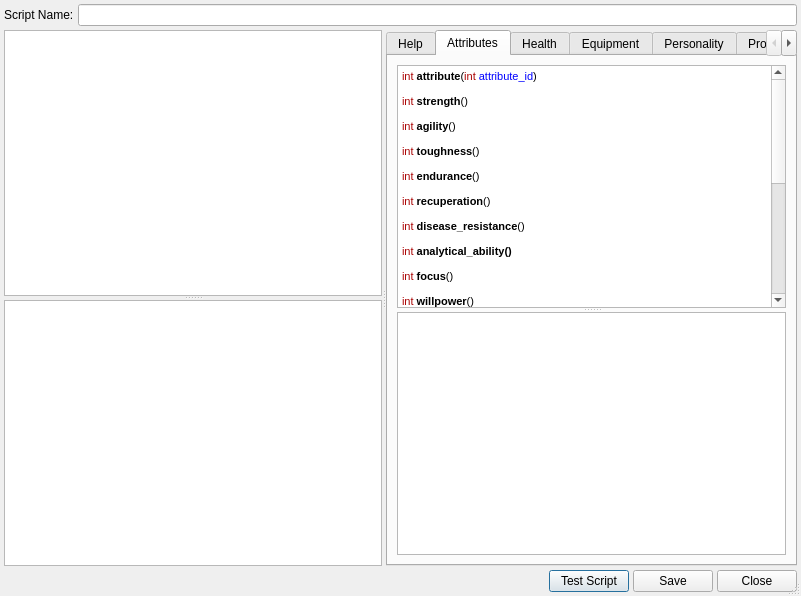
Dwarf-Therapist/Dwarf-Therapist, file ui/scriptdialog.ui: the form before one commit.
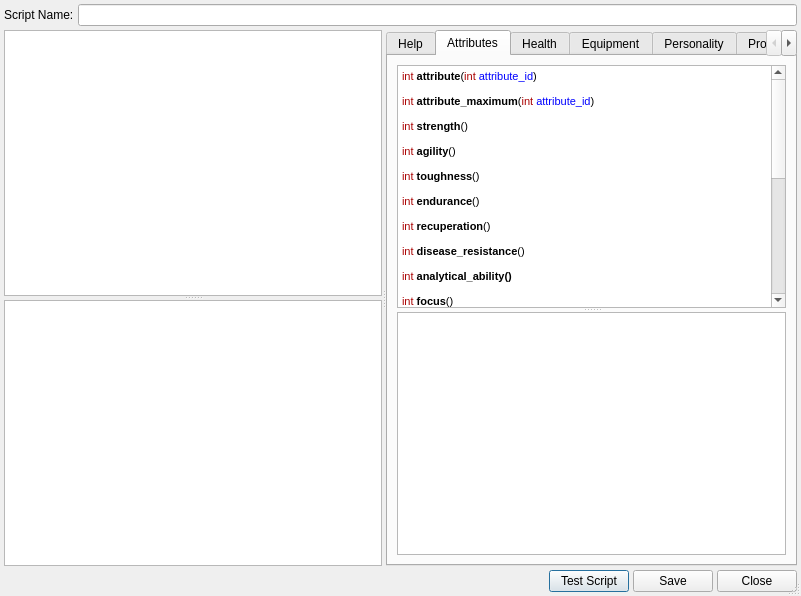
The form after the commit. The open tabs and pages were chosen to show the change. Icons and pictures are not drawn.

Commit message:
update some thoughts, add attribute_maximum..
to the script info

What changed in the file:
```diff
--- a/ui/scriptdialog.ui
+++ b/ui/scriptdialog.ui
@@ -225,6 +225,7 @@
 p, li { white-space: pre-wrap; }
 &lt;/style&gt;&lt;/head&gt;&lt;body style=&quot; font-family:'MS Shell Dlg 2'; font-size:8.25pt; font-weight:400; font-style:normal;&quot;&gt;
 &lt;p style=&quot; margin-top:12px; margin-bottom:12px; margin-left:0px; margin-right:0px; -qt-block-indent:0; text-indent:0px;&quot;&gt;&lt;span style=&quot; font-size:8pt; color:#aa0000;&quot;&gt;int &lt;/span&gt;&lt;span style=&quot; font-size:8pt; font-weight:600;&quot;&gt;attribute&lt;/span&gt;&lt;span style=&quot; font-size:8pt;&quot;&gt;(&lt;/span&gt;&lt;span style=&quot; font-size:8pt; color:#aa0000;&quot;&gt;int &lt;/span&gt;&lt;span style=&quot; font-size:8pt; color:#0000ff;&quot;&gt;attribute_id&lt;/span&gt;&lt;span style=&quot; font-size:8pt;&quot;&gt;)&lt;/span&gt;&lt;/p&gt;
+&lt;p style=&quot; margin-top:12px; margin-bottom:12px; margin-left:0px; margin-right:0px; -qt-block-indent:0; text-indent:0px;&quot;&gt;&lt;span style=&quot; font-size:8pt; color:#aa0000;&quot;&gt;int &lt;/span&gt;&lt;span style=&quot; font-size:8pt; font-weight:600;&quot;&gt;attribute_maximum&lt;/span&gt;&lt;span style=&quot; font-size:8pt;&quot;&gt;(&lt;/span&gt;&lt;span style=&quot; font-size:8pt; color:#aa0000;&quot;&gt;int &lt;/span&gt;&lt;span style=&quot; font-size:8pt; color:#0000ff;&quot;&gt;attribute_id&lt;/span&gt;&lt;span style=&quot; font-size:8pt;&quot;&gt;)&lt;/span&gt;&lt;/p&gt;
 &lt;p style=&quot; margin-top:12px; margin-bottom:12px; margin-left:0px; margin-right:0px; -qt-block-indent:0; text-indent:0px;&quot;&gt;&lt;span style=&quot; font-size:8pt; color:#aa0000;&quot;&gt;int &lt;/span&gt;&lt;span style=&quot; font-size:8pt; font-weight:600;&quot;&gt;strength&lt;/span&gt;&lt;span style=&quot; font-size:8pt;&quot;&gt;()&lt;/span&gt;&lt;/p&gt;
 &lt;p style=&quot; margin-top:12px; margin-bottom:12px; margin-left:0px; margin-right:0px; -qt-block-indent:0; text-indent:0px;&quot;&gt;&lt;span style=&quot; font-size:8pt; color:#aa0000;&quot;&gt;int &lt;/span&gt;&lt;span style=&quot; font-size:8pt; font-weight:600;&quot;&gt;agility&lt;/span&gt;&lt;span style=&quot; font-size:8pt;&quot;&gt;()&lt;/span&gt;&lt;/p&gt;
 &lt;p style=&quot; margin-top:12px; margin-bottom:12px; margin-left:0px; margin-right:0px; -qt-block-indent:0; text-indent:0px;&quot;&gt;&lt;span style=&quot; font-size:8pt; color:#aa0000;&quot;&gt;int &lt;/span&gt;&lt;span style=&quot; font-size:8pt; font-weight:600;&quot;&gt;toughness&lt;/span&gt;&lt;span style=&quot; font-size:8pt;&quot;&gt;()&lt;/span&gt;&lt;/p&gt;
```
Left out of the diff: 2 changed lines with no effect on the pictures. The commit also changes 1 other file.
